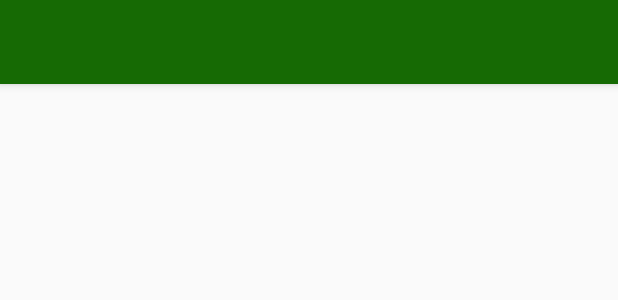
After one commit to Opelpe/MyCars, an Android app: the layout toolbar_top.xml on its own in the app's theme, with its tools: preview values and no code run, on a phone screen of 412 x 824 dp. The commit adds this screen. Shown: the top 300 px of the screen. Run offline under Robolectric (Android 15) with nearby library versions, the phone set to English and light mode, and no system bars.

Commit message:
Resources added

```diff
--- /dev/null
+++ b/app/src/main/res/layout/toolbar_top.xml
@@ -0,0 +1,12 @@
+<?xml version="1.0" encoding="utf-8"?>
+<androidx.appcompat.widget.Toolbar xmlns:android="http://schemas.android.com/apk/res/android"
+    android:layout_width="match_parent"
+    android:layout_height="wrap_content"
+    xmlns:app="http://schemas.android.com/apk/res-auto"
+    android:background="@color/green_dark"
+    android:elevation="4dp"
+    android:theme="@style/ThemeOverlay.AppCompat.Dark.ActionBar"
+    app:popupTheme="@style/ThemeOverlay.AppCompat.Light">
+
+
+</androidx.appcompat.widget.Toolbar>
```
Also changed, not shown: app/src/main/res/drawable/ic_cloud_off.xml (added, +10 -0 lines), app/src/main/res/drawable/ic_cloud_on.xml (added, +10 -0 lines), app/src/main/res/drawable/ic_society.xml (added, +10 -0 lines), app/src/main/res/layout/activity_main_view.xml (+15 -0 lines), app/src/main/res/menu/main_nav_menu.xml (added, +19 -0 lines).
